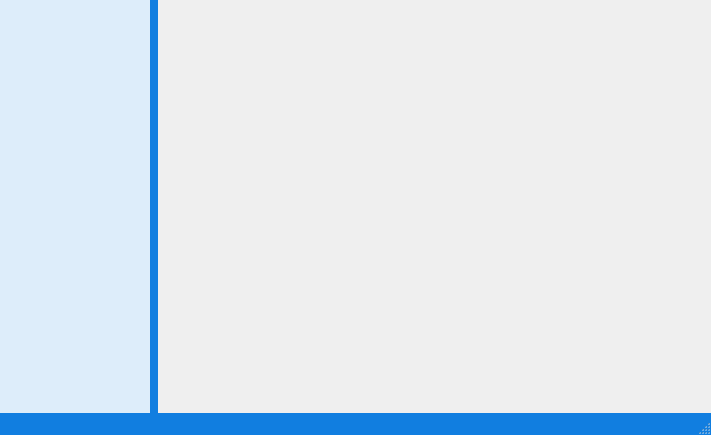
Before: the Qt Designer form FramelessWindow/mainwindow.ui in BeiChenYx/FramelessWindow, drawn with Qt 5.
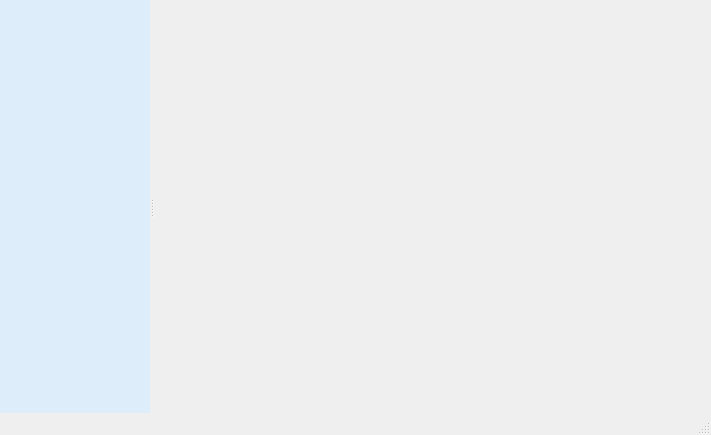
After: the same form once the commit is applied.

```diff
--- a/FramelessWindow/mainwindow.ui
+++ b/FramelessWindow/mainwindow.ui
@@ -19,10 +19,12 @@
 	background-color: #ddedfa;
 }
 #widget_left_nav QToolButton{
-	color: 0xffffff;
+	color: #000000;
 	background-color: none;
     border:none;
     padding: 2px 2px 2px 2px;
+	min-height: 0px;
+    border-radius:0px;
 }
 #widget_left_nav QToolButton:checked{
 	color: #3096f8;
@@ -38,31 +40,6 @@
 	border-top: 1px solid #a0a0a0; 
 }
 
-/* 状态栏 */
-QStatusBar{
-	background-color: #117ee0;
-}
-QStatusBar::item{
-    border: none;
-}
-/* 分裂器 */
-QSplitter::handle {
-	background-color: #117ee0;
-	border: none;
-}
-
-QSplitter::handle:horizontal {
-    width: 8px;
-}
-
-QSplitter::handle:vertical {
-    height: 8px;
-}
-
-QSplitter::handle:pressed {
-    background-color: #c2c2c2;
-}
-
 #CustomHorizontalHeaderView::section:horizontal{
 	border: none;
 	padding-left:5px;
@@ -104,7 +81,12 @@
 #CustomHeaderView #widget_header QToolButton:checked{
 	background-color: #C2C2C2;
 }
-</string>
+#CustomHeaderView QToolButton{
+    min-height: 0px;
+    border-radius:0px;
+    padding:0px;
+    background-color: transparent;
+}</string>
   </property>
   <widget class="QWidget" name="centralwidget">
    <layout class="QGridLayout" name="gridLayout">
```
